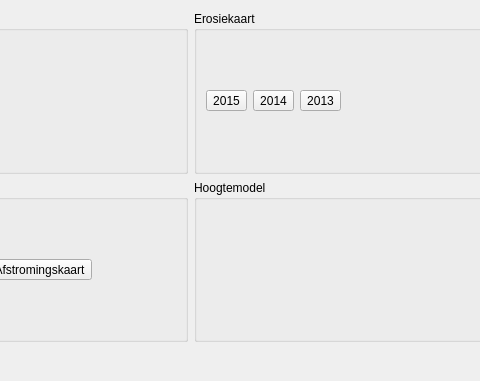
Qt form ui_mapswitchdialog.ui (DOV-Vlaanderen/erosiebezwaren) before a commit; both pictures show x 236 to 716 and y 0 to 381 of the 853 by 381 pixel window.
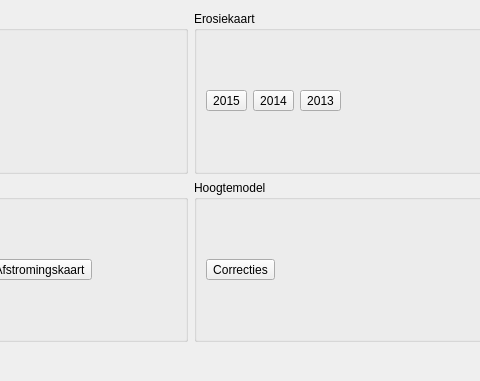
The same form after that commit. Icons and pictures are not drawn.

What changed in the file:
```diff
--- a/ui_mapswitchdialog.ui
+++ b/ui_mapswitchdialog.ui
@@ -262,6 +262,41 @@
        <property name="flat">
         <bool>true</bool>
        </property>
+       <layout class="QHBoxLayout" name="horizontalLayout_4">
+        <item>
+         <widget class="QToolButton" name="btn_corr_dem">
+          <property name="text">
+           <string>Correcties</string>
+          </property>
+          <property name="icon">
+           <iconset resource="resources.qrc">
+            <normaloff>:/icons/icons/pixelkaart_watererosie.png</normaloff>:/icons/icons/pixelkaart_watererosie.png</iconset>
+          </property>
+          <property name="iconSize">
+           <size>
+            <width>64</width>
+            <height>64</height>
+           </size>
+          </property>
+          <property name="toolButtonStyle">
+           <enum>Qt::ToolButtonTextUnderIcon</enum>
+          </property>
+         </widget>
+        </item>
+        <item>
+         <spacer name="horizontalSpacer_4">
+          <property name="orientation">
+           <enum>Qt::Horizontal</enum>
+          </property>
+          <property name="sizeHint" stdset="0">
+           <size>
+            <width>297</width>
+            <height>20</height>
+           </size>
+          </property>
+         </spacer>
+        </item>
+       </layout>
       </widget>
      </item>
     </layout>
```
